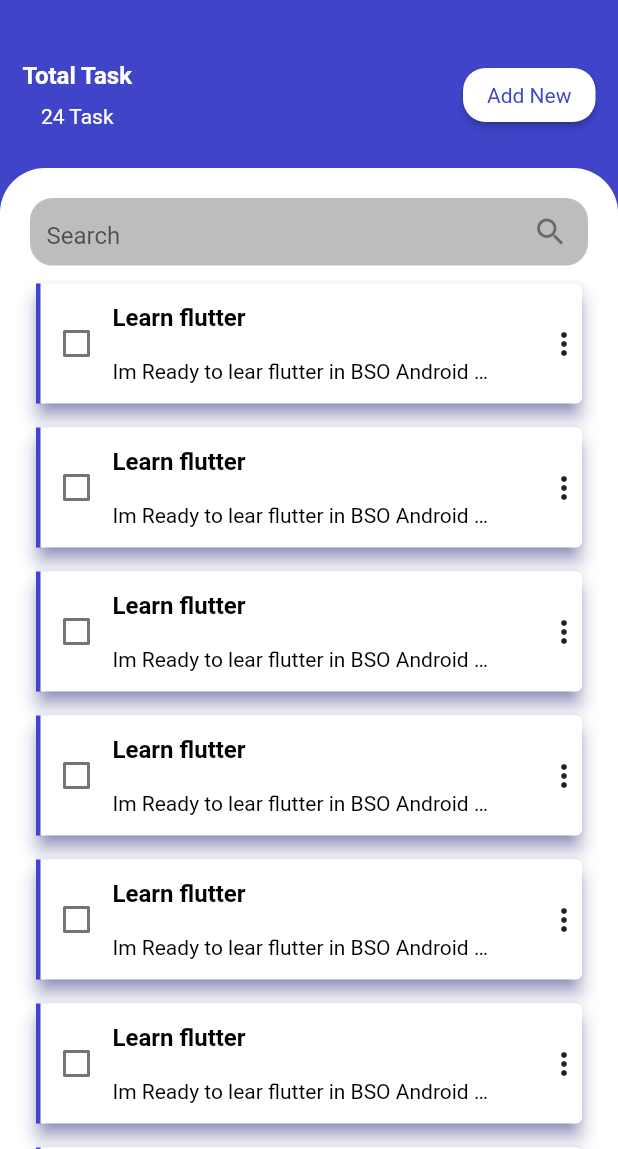
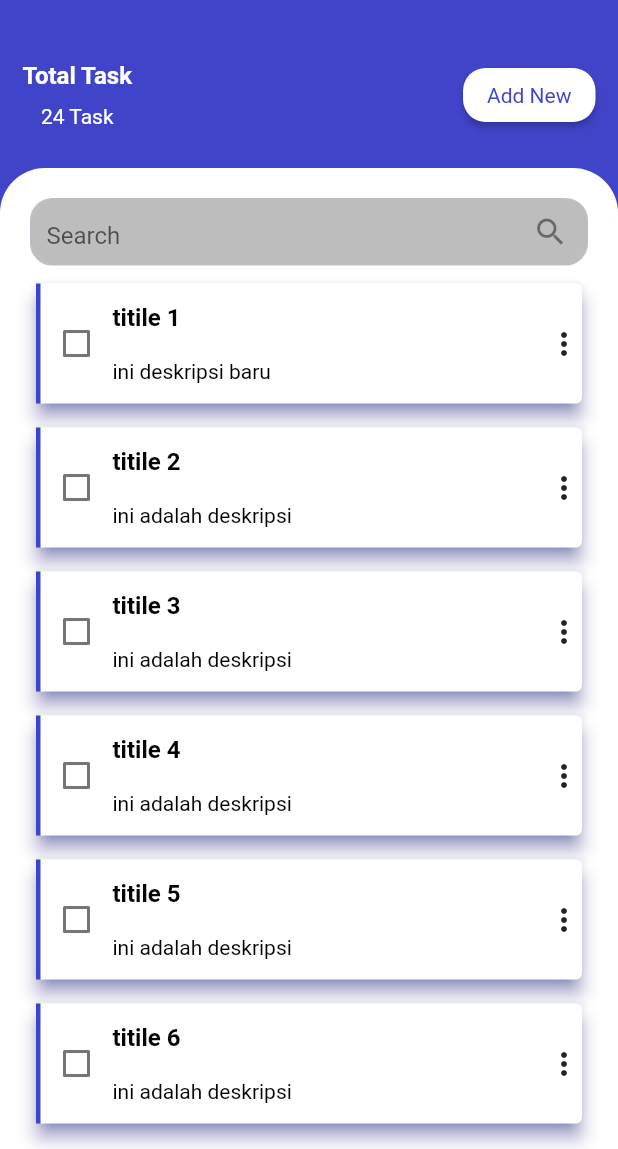
Before and after one commit to BSO-Android-2021/todo_list_v2, a Flutter app: the screen it shows after launch, on a phone screen of 412 x 824 dp, the part 87-1236 px from its top. Run offline on Flutter 3.47's test engine with Material 2 defaults, Android fonts, the phone set to English and light mode, and no system bars.

Commit message:
Implement Dataflow

```diff
--- /dev/null
+++ b/todo_list/lib/model/task.dart
@@ -0,0 +1,18 @@
+class Task {
+  String title;
+  String desc;
+  bool isDone;
+
+  Task({required this.title, required this.desc, this.isDone = false});
+}
+
+List<Task> listOfTask = [
+  Task(title: "titile 1", desc: "ini deskripsi baru"),
+  Task(title: "titile 2", desc: "ini adalah deskripsi"),
+  Task(title: "titile 3", desc: "ini adalah deskripsi"),
+  Task(title: "titile 4", desc: "ini adalah deskripsi"),
+  Task(title: "titile 5", desc: "ini adalah deskripsi"),
+  Task(title: "titile 6", desc: "ini adalah deskripsi"),
+];
+
+List<Task> listFinished = [];
--- a/todo_list/lib/widgets/item.dart
+++ b/todo_list/lib/widgets/item.dart
@@ -1,12 +1,13 @@
 import 'package:flutter/material.dart';
+import 'package:todo_list/model/task.dart';
 import 'package:todo_list/pages/home.dart';
 import 'package:todo_list/widgets/custom_textstyle.dart';
 import 'package:todo_list/widgets/form.dart';
 
 class Item extends StatefulWidget {
   ///Widget ini merupakan card yg barisi satuan item
-  Item({Key? key}) : super(key: key);
-  bool indicator = false;
+  Item({Key? key, required this.index}) : super(key: key);
+  int index;
   @override
   _ItemState createState() => _ItemState();
 }
@@ -19,7 +20,7 @@ class _ItemState extends State<Item> {
       child: Card(
         //jika indicator bernilai false, maka elevation akan bernilai 5
         //sebaliknya jika true, elevation akan bernilai 0
-        elevation: widget.indicator ? 0 : 5,
+        elevation: listOfTask[widget.index].isDone == true ? 0 : 5,
         shadowColor: primaryColor,
         child: Row(
           mainAxisAlignment: MainAxisAlignment.spaceBetween,
@@ -32,12 +33,18 @@ class _ItemState extends State<Item> {
                 Container(
                   height: 80,
                   width: 3,
-                  color: widget.indicator ? Colors.black38 : primaryColor,
+                  color: listOfTask[widget.index].isDone == true
+                      ? Colors.black38
+                      : primaryColor,
                 ),
                 Checkbox(
-                    value: widget.indicator,
+                    value: listOfTask[widget.index].isDone,
                     onChanged: (value) {
-                      widget.indicator = !widget.indicator;
+                      listOfTask[widget.index].isDone =
+                          !listOfTask[widget.index].isDone;
+                      print(listOfTask[widget.index].isDone);
+                      listFinished.add(listOfTask[widget.index]);
+                      listOfTask.removeAt(widget.index);
                       setState(() {});
                     }),
                 //Berisi judul dan deskripsi task
@@ -48,7 +55,7 @@ class _ItemState extends State<Item> {
                     children: [
                       //item title
                       Text(
-                        "Learn flutter",
+                        listOfTask[widget.index].title,
                         style: myCustomTextStyle(StyleType.black1),
                       ),
                       //memberi jarak setinggi 18 pixel antara judul dan deskripsi
@@ -56,7 +63,7 @@ class _ItemState extends State<Item> {
                         height: 18,
                       ),
                       Text(
-                        "Im Ready to lear flutter in BSO Android 2021, and ill make my own app",
+                        listOfTask[widget.index].desc,
                         //maximal hanya akan satu baris
                         maxLines: 1,
                         overflow: TextOverflow.ellipsis,
@@ -76,7 +83,10 @@ class _ItemState extends State<Item> {
                   child: InkWell(
                     onTap: () {
                       showDialog(
-                          context: context, builder: (context) => EditTask());
+                          context: context,
+                          builder: (context) => EditTask(
+                                index: widget.index,
+                              ));
                     },
                     child: Row(
                       children: const [
@@ -96,16 +106,13 @@ class _ItemState extends State<Item> {
                   ),
                 ),
                 PopupMenuItem(
-                  onTap: (){
-                    showDialog(
-                        context: context,
-                        builder: (context) => const DeleteTaskDialog());
-                  },
                     child: InkWell(
                   onTap: () {
                     showDialog(
                         context: context,
-                        builder: (context) => const DeleteTaskDialog());
+                        builder: (context) => DeleteTaskDialog(
+                              index: widget.index,
+                            ));
                   },
                   child: Row(
                     children: const [
--- a/todo_list/lib/widgets/item_list.dart
+++ b/todo_list/lib/widgets/item_list.dart
@@ -1,4 +1,5 @@
 import 'package:flutter/material.dart';
+import 'package:todo_list/model/task.dart';
 import 'package:todo_list/widgets/item.dart';
 
 class ItemList extends StatelessWidget {
@@ -37,7 +38,8 @@ class ItemList extends StatelessWidget {
             ),
           ),
           //List of card item,
-          for (var i = 0; i < 20; i++) Item()
+          for (var i = 0; i < listOfTask.length; i++) Item(index: i,),
+
         ],
       ),
     );
```
Also changed, not shown: todo_list/lib/widgets/form.dart (+31 -13 lines).
